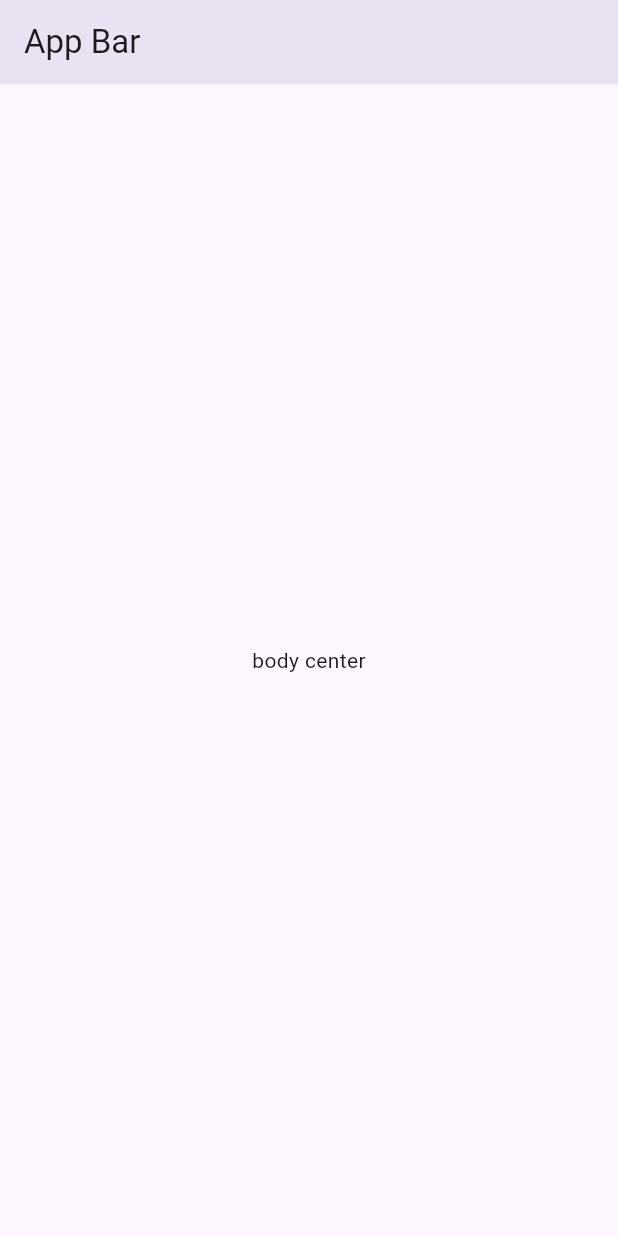
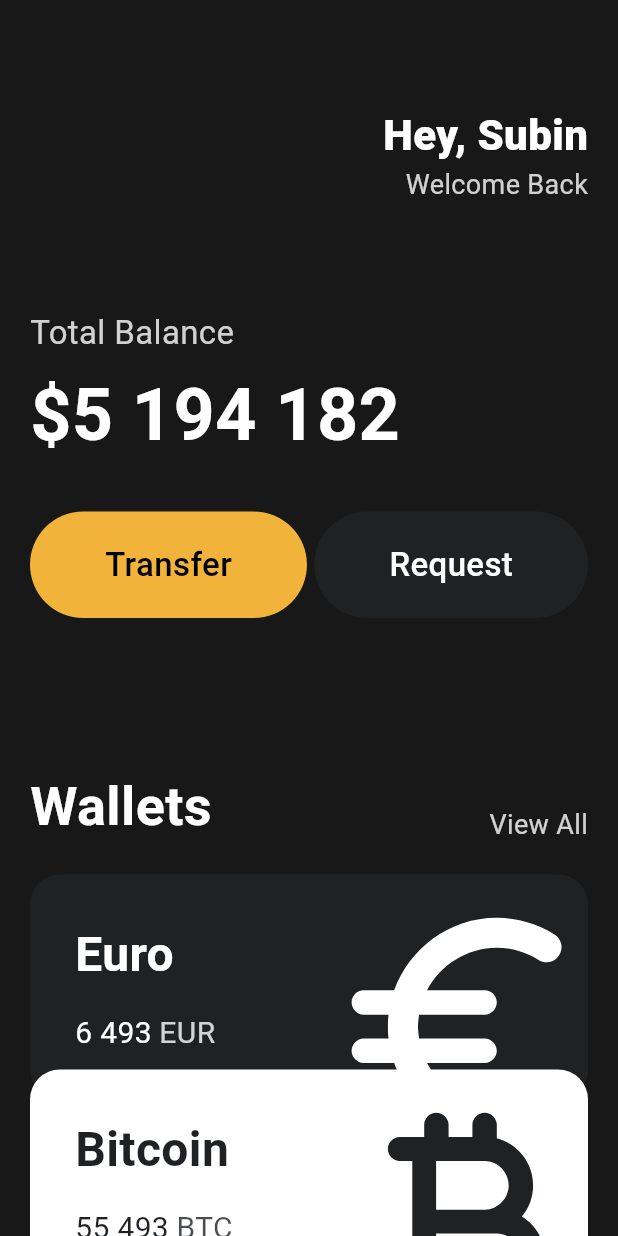
Before and after one commit to waterbinnn/flutter, a Flutter app: the screen it shows after launch, on a phone screen of 412 x 824 dp. Run offline on Flutter 3.47's test engine with Material 3 defaults, Android fonts, the phone set to English and light mode, and no system bars.

Commit message:
StatelessWidget practice

```diff
--- a/lib/main.dart
+++ b/lib/main.dart
@@ -1,27 +1,149 @@
 import 'package:flutter/material.dart';
+import 'package:webtoon/widgets/button.dart';
+import 'package:webtoon/widgets/currenct_card.dart';
 
 void main() {
-  runApp(App());
+  runApp(const App());
 }
 
+//StatelessWidget : 데이터의 변화가 없는 UI 뿐일 때
 class App extends StatelessWidget {
-  //어플의 시작점
+  const App({super.key});
 
-  //build 입력하면 자동 생성됨
   @override
   Widget build(BuildContext context) {
-    //theme 선택 - base UI 가 됨. (marterial or ios 디자인인데 marterial를 더 선호함)
-    // class 생성 후 , 쓰면 아래와 같이 나옴
+    int cardOrder = 0;
+
     return MaterialApp(
       home: Scaffold(
-        appBar: AppBar(
-          elevation: 10,
-          title: Text("App Bar"),
+        backgroundColor: const Color(0xFF181818),
+        body: SingleChildScrollView(
+          child: Padding(
+            padding: const EdgeInsets.symmetric(
+              horizontal: 20,
+            ),
+            child: Column(
+              crossAxisAlignment: CrossAxisAlignment.start,
+              children: [
+                const SizedBox(
+                  height: 70,
+                ),
+                Row(
+                  mainAxisAlignment: MainAxisAlignment.end,
+                  children: [
+                    Column(
+                      crossAxisAlignment: CrossAxisAlignment.end,
+                      children: [
+                        const Text(
+                          'Hey, Subin',
+                          style: TextStyle(
+                            color: Colors.white,
+                            fontSize: 28,
+                            fontWeight: FontWeight.w800,
+                          ),
+                        ),
+                        Text(
+                          'Welcome Back',
+                          style: TextStyle(
+                            color: Colors.white.withOpacity(0.8),
+                            fontSize: 18,
+                          ),
+                        ),
+                      ],
+                    )
+                  ],
+                ),
+                const SizedBox(
+                  height: 70,
+                ),
+                Text(
+                  'Total Balance',
+                  style: TextStyle(
+                      fontSize: 22,
+                      color: Colors.white.withOpacity(
+                        (0.8),
+                      )),
+                ),
+                const SizedBox(
+                  height: 5,
+                ),
+                const Text('\$5 194 182',
+                    style: TextStyle(
+                      fontSize: 48,
+                      fontWeight: FontWeight.w600,
+                      color: Colors.white,
+                    )),
+                const SizedBox(
+                  height: 30,
+                ),
+                const Row(
+                  mainAxisAlignment: MainAxisAlignment.spaceBetween,
+                  children: [
+                    Button(
+                        text: 'Transfer',
+                        bgColor: Color(0xFFF2B33A),
+                        textColor: Colors.black),
+                    Button(
+                        text: 'Request',
+                        bgColor: Color(0xFF1F2123),
+                        textColor: Colors.white)
+                  ],
+                ),
+                const SizedBox(
+                  height: 100,
+                ),
+                Row(
+                  mainAxisAlignment: MainAxisAlignment.spaceBetween,
+                  crossAxisAlignment: CrossAxisAlignment.end,
+                  children: [
+                    const Text(
+                      'Wallets',
+                      style: TextStyle(
+                        fontSize: 36,
+                        fontWeight: FontWeight.w600,
+                        color: Colors.white,
+                      ),
+                    ),
+                    Text(
+                      'View All',
+                      style: TextStyle(
+                          fontSize: 18, color: Colors.white.withOpacity(0.8)),
+                    ),
+                  ],
+                ),
+                const SizedBox(
+                  height: 20,
+                ),
+                Column(
+                  children: [
+                    CurrencyCard(
+                      name: 'Euro',
+                      amount: '6 493',
+                      code: 'EUR',
+                      icon: Icons.euro_symbol_rounded,
+                      order: cardOrder++,
+                    ),
+                    CurrencyCard(
+                      name: 'Bitcoin',
+                      amount: '55 493',
+                      code: 'BTC',
+                      icon: Icons.currency_bitcoin_rounded,
+                      order: cardOrder++,
+                    ),
+                    CurrencyCard(
+                      name: 'Dollar',
+                      amount: '493',
+                      code: 'USD',
+                      icon: Icons.attach_money_outlined,
+                      order: cardOrder++,
+                    ),
+                  ],
+                )
+              ],
+            ),
+          ),
         ),
-        body: Center(
-          child: Text("body center"),
-        ),
-      ), //Scaffold : 화면의 구성 및 구조애 관한 것들을 가지고 있는 위젯
+      ),
     );
   }
 }
--- /dev/null
+++ b/lib/widgets/button.dart
@@ -0,0 +1,34 @@
+import 'package:flutter/material.dart';
+
+class Button extends StatelessWidget {
+  final String text;
+  final Color bgColor;
+  final Color textColor;
+
+  const Button(
+      {super.key,
+      required this.text,
+      required this.bgColor,
+      required this.textColor});
+
+  @override
+  Widget build(BuildContext context) {
+    return Container(
+      decoration: BoxDecoration(
+        color: bgColor,
+        borderRadius: BorderRadius.circular(45),
+      ),
+      child: Padding(
+        padding: const EdgeInsets.symmetric(vertical: 20, horizontal: 50),
+        child: Text(
+          text,
+          style: TextStyle(
+            color: textColor,
+            fontSize: 22,
+            fontWeight: FontWeight.w500,
+          ),
+        ),
+      ),
+    );
+  }
+}
--- /dev/null
+++ b/lib/widgets/currenct_card.dart
@@ -0,0 +1,82 @@
+import 'package:flutter/material.dart';
+
+class CurrencyCard extends StatelessWidget {
+  final String name, code, amount;
+  final IconData icon;
+  final bool isInverted;
+  final int order;
+
+  final _blackColor = const Color(0xFF1F2123);
+  final _whiteColor = Colors.white;
+
+  const CurrencyCard(
+      {super.key,
+      required this.name,
+      required this.code,
+      required this.amount,
+      required this.icon,
+      this.order = 0})
+      : isInverted = order % 2 == 1;
+
+  @override
+  Widget build(BuildContext context) {
+    return Transform.translate(
+      offset: Offset(0, -20 * order.toDouble()),
+      child: Container(
+        clipBehavior: Clip.hardEdge,
+        decoration: BoxDecoration(
+          color: isInverted ? _whiteColor : _blackColor,
+          borderRadius: BorderRadius.circular(20),
+        ),
+        child: Padding(
+          padding: const EdgeInsets.all(30),
+          child:
+              Row(mainAxisAlignment: MainAxisAlignment.spaceBetween, children: [
+            Column(
+              crossAxisAlignment: CrossAxisAlignment.start,
+              children: [
+                Text(name,
+                    style: TextStyle(
+                        fontSize: 32,
+                        fontWeight: FontWeight.w600,
+                        color: isInverted ? _blackColor : _whiteColor)),
+                const SizedBox(height: 15),
+                Row(
+                  children: [
+                    Text(
+                      amount,
+                      style: TextStyle(
+                          fontSize: 20,
+                          color: isInverted ? _blackColor : _whiteColor),
+                    ),
+                    const SizedBox(width: 5),
+                    Text(
+                      code,
+                      style: TextStyle(
+                        fontSize: 20,
+                        color: isInverted
+                            ? _blackColor.withOpacity(0.8)
+                            : _whiteColor.withOpacity(0.8),
+                      ),
+                    ),
+                  ],
+                ),
+              ],
+            ),
+            Transform.scale(
+              scale: 2.2,
+              child: Transform.translate(
+                offset: const Offset(-5, 12),
+                child: Icon(
+                  icon,
+                  color: isInverted ? _blackColor : _whiteColor,
+                  size: 88,
+                ),
+              ),
+            ),
+          ]),
+        ),
+      ),
+    );
+  }
+}
```
Also changed, not shown: 1 other file.
